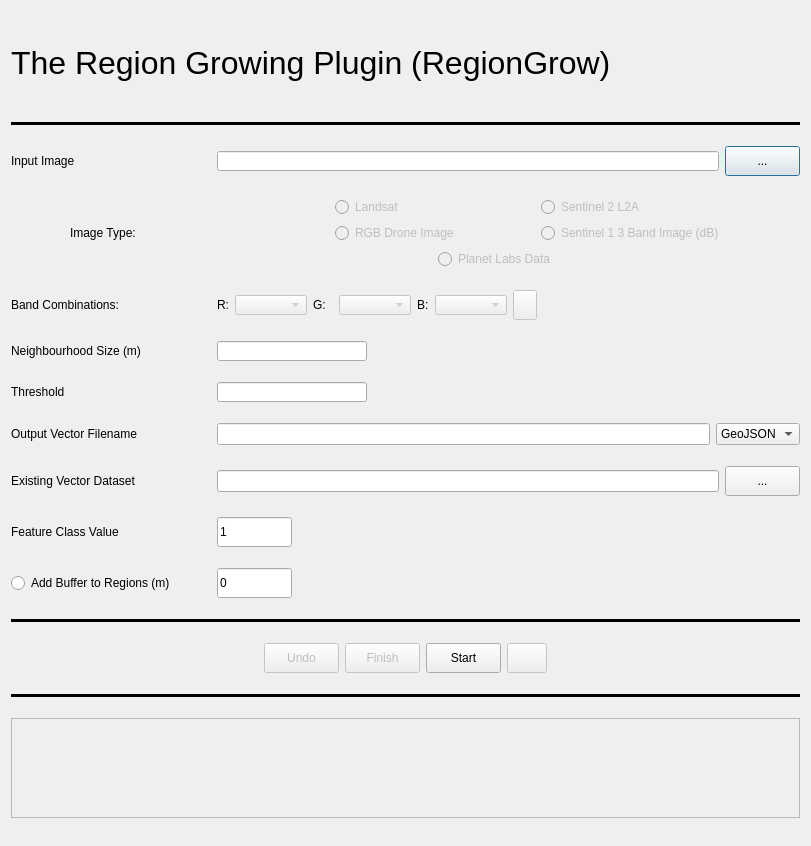
Before: the Qt Designer form region_grow/region_grow_dialog_base.ui in gro5-AberUni/RegionGrow, drawn with Qt 5.
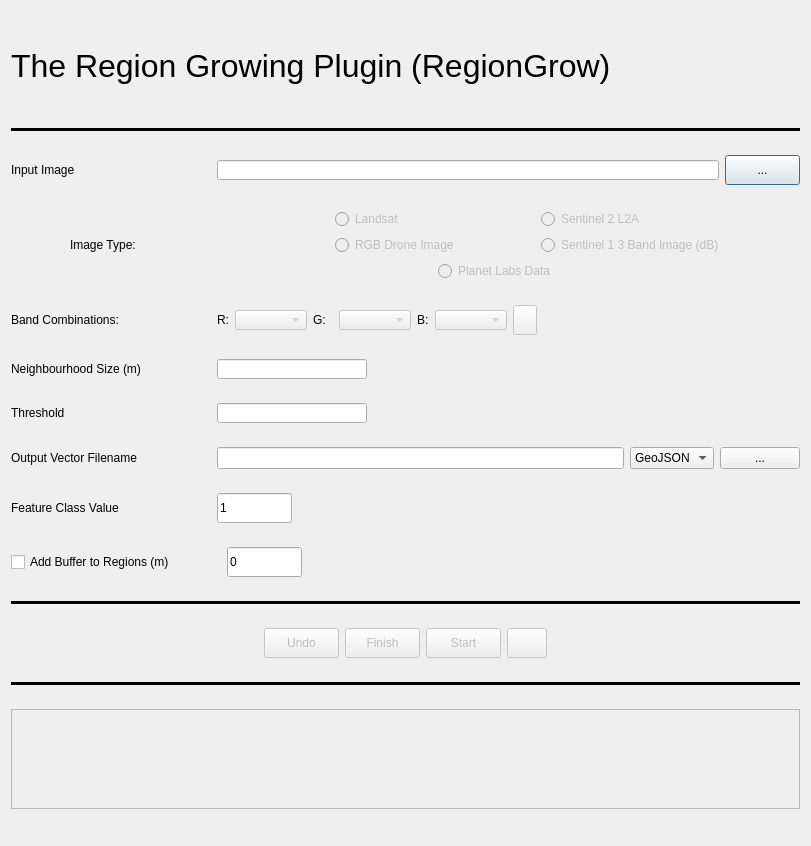
After: the same form once the commit is applied. Icons and pictures are not drawn.

```diff
--- a/region_grow/region_grow_dialog_base.ui
+++ b/region_grow/region_grow_dialog_base.ui
@@ -316,9 +316,18 @@
              <height>16777215</height>
             </size>
            </property>
+           <property name="autoFillBackground">
+            <bool>false</bool>
+           </property>
            <property name="text">
             <string>RGB Drone Image</string>
            </property>
+           <property name="checkable">
+            <bool>true</bool>
+           </property>
+           <property name="checked">
+            <bool>false</bool>
+           </property>
            <attribute name="buttonGroup">
             <string notr="true">imageTypeGp</string>
            </attribute>
@@ -723,52 +732,14 @@
        </item>
       </widget>
      </item>
-    </layout>
-   </item>
-   <item>
-    <layout class="QHBoxLayout" name="extShpSet">
      <item>
-      <widget class="QLabel" name="label_5">
-       <property name="sizePolicy">
-        <sizepolicy hsizetype="Fixed" vsizetype="Fixed">
-         <horstretch>0</horstretch>
-         <verstretch>0</verstretch>
-        </sizepolicy>
-       </property>
+      <widget class="QPushButton" name="saveVectorFile">
        <property name="minimumSize">
         <size>
-         <width>200</width>
-         <height>0</height>
-        </size>
-       </property>
-       <property name="maximumSize">
-        <size>
-         <width>150</width>
-         <height>20</height>
-        </size>
-       </property>
-       <property name="text">
-        <string>Existing Vector Dataset</string>
-       </property>
-      </widget>
-     </item>
-     <item>
-      <widget class="QLineEdit" name="fileShp"/>
-     </item>
-     <item>
-      <widget class="QPushButton" name="shpFind">
-       <property name="minimumSize">
-        <size>
          <width>75</width>
          <height>0</height>
         </size>
        </property>
-       <property name="maximumSize">
-        <size>
-         <width>75</width>
-         <height>30</height>
-        </size>
-       </property>
        <property name="text">
         <string>...</string>
        </property>
@@ -776,6 +747,9 @@
      </item>
     </layout>
    </item>
+   <item>
+    <layout class="QHBoxLayout" name="extShpSet"/>
+   </item>
    <item>
     <layout class="QHBoxLayout" name="classSet">
      <item alignment="Qt::AlignLeft">
@@ -842,8 +816,8 @@
    </item>
    <item>
     <layout class="QHBoxLayout" name="buffSet">
-     <item alignment="Qt::AlignLeft">
-      <widget class="QRadioButton" name="trainingData">
+     <item>
+      <widget class="QCheckBox" name="trainingData">
        <property name="sizePolicy">
         <sizepolicy hsizetype="Fixed" vsizetype="Fixed">
          <horstretch>0</horstretch>
@@ -852,7 +826,7 @@
        </property>
        <property name="minimumSize">
         <size>
-         <width>200</width>
+         <width>210</width>
          <height>0</height>
         </size>
        </property>
@@ -987,6 +961,9 @@
      </item>
      <item>
       <widget class="QPushButton" name="start">
+       <property name="enabled">
+        <bool>false</bool>
+       </property>
        <property name="sizePolicy">
         <sizepolicy hsizetype="Fixed" vsizetype="Fixed">
          <horstretch>0</horstretch>
```
